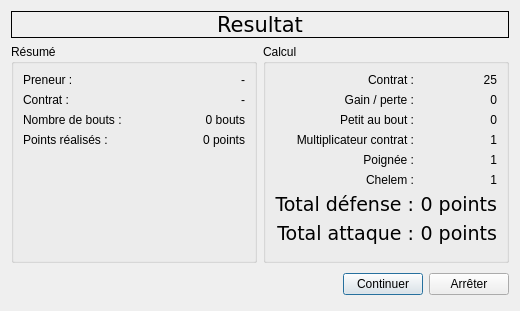
This is src/ResultUI.ui in arabine/icl as Qt 5 draws it before an edit. The edited form follows.
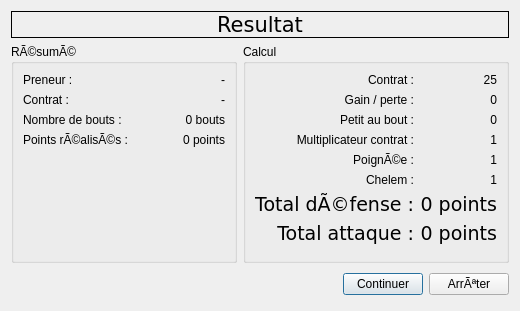
This is the edited form.

The edit to the form file:
```diff
--- a/src/ResultUI.ui
+++ b/src/ResultUI.ui
@@ -52,7 +52,7 @@
    <item row="1" column="0" >
     <widget class="QGroupBox" name="groupBox" >
      <property name="title" >
-      <string>Résumé</string>
+      <string>RÃ©sumÃ©</string>
      </property>
      <layout class="QGridLayout" >
       <property name="leftMargin" >
@@ -131,7 +131,7 @@
           <item>
            <widget class="QLabel" name="TextLabel5" >
             <property name="text" >
-             <string>Points réalisés :</string>
+             <string>Points rÃ©alisÃ©s :</string>
             </property>
            </widget>
           </item>
@@ -315,7 +315,7 @@
           <item>
            <widget class="QLabel" name="TextLabel5_2" >
             <property name="text" >
-             <string>Poignée :</string>
+             <string>PoignÃ©e :</string>
             </property>
             <property name="alignment" >
              <set>Qt::AlignRight|Qt::AlignTrailing|Qt::AlignVCenter</set>
@@ -346,7 +346,7 @@
              </font>
             </property>
             <property name="text" >
-             <string>Total défense :</string>
+             <string>Total dÃ©fense :</string>
             </property>
             <property name="alignment" >
              <set>Qt::AlignRight|Qt::AlignTrailing|Qt::AlignVCenter</set>
@@ -540,7 +540,7 @@
      <item>
       <widget class="QPushButton" name="stopButton" >
        <property name="text" >
-        <string>Arrêter</string>
+        <string>ArrÃªter</string>
        </property>
       </widget>
      </item>
```
Left out of the diff: 2 changed lines with no effect on the pictures.
